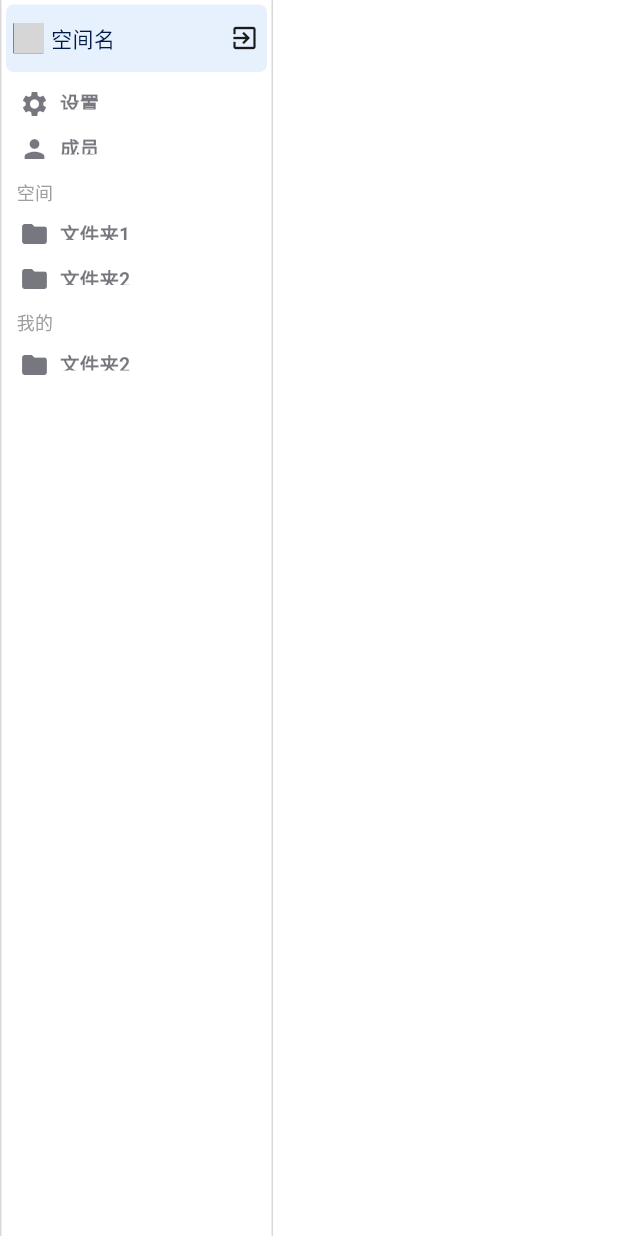
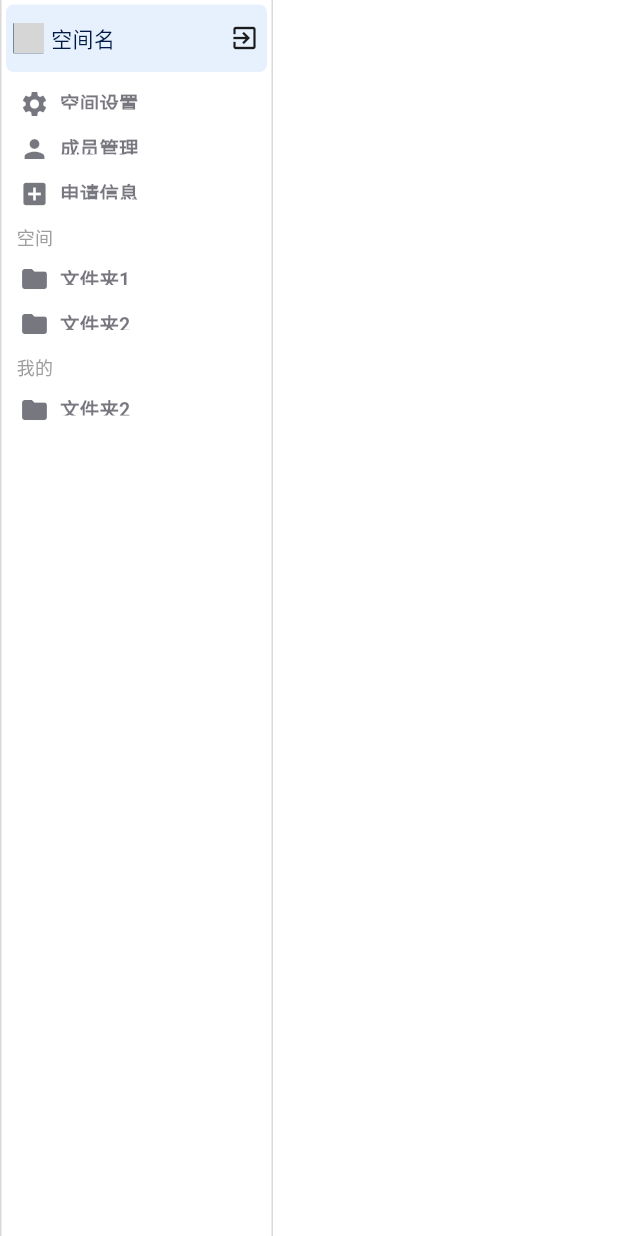
Before and after one commit to zcy626727/file_client, a Flutter app: the SpacePage screen opened directly, on a phone screen of 412 x 824 dp. Run offline on Flutter 3.47's test engine with Material 3 defaults, Android fonts, the light colour scheme and no system bars; our stand-ins replace dio, easy_refresh, file_picker, photo_view, sqflite, sqflite_common_ffi; missing offline and left inert: media_kit, media_kit_video; accounts and stored records are empty; generated files the repository leaves out were written again; network calls fail; grey boxes are pictures that could not be loaded.

Commit message:
完成空间item

```diff
--- /dev/null
+++ b/lib/constant/space.dart
@@ -0,0 +1,5 @@
+class SpaceNav {
+  static const int setting = 1;
+  static const int member = 2;
+  static const int message = 3;
+}
--- /dev/null
+++ b/lib/constant/ui.dart
@@ -0,0 +1 @@
+const double dialogTitleFontSize = 20;
--- a/lib/view/page/album/share_album_page.dart
+++ b/lib/view/page/album/share_album_page.dart
@@ -4,8 +4,8 @@ import 'package:dio/dio.dart';
 import 'package:file_client/constant/album.dart';
 import 'package:file_client/model/share/album.dart';
 import 'package:file_client/service/share/album_service.dart';
+import 'package:file_client/view/component/album/album_edit_dialog.dart';
 import 'package:file_client/view/component/album/album_item.dart';
-import 'package:file_client/view/component/album/album_edit_dialog.dart';
 import 'package:file_client/view/widget/common_item_list.dart';
 import 'package:flutter/material.dart';
 
@@ -82,7 +82,7 @@ class _ShareAlbumPageState extends State<ShareAlbumPage> {
                                             ),
                                             SizedBox(
                                               height: 30,
-                                              width: 100,
+                                              width: 120,
                                               child: CommonActionOneButton(
                                                 title: "创建合集",
                                                 textColor: Theme.of(context).colorScheme.primary,
--- a/lib/view/page/search/search_page.dart
+++ b/lib/view/page/search/search_page.dart
@@ -118,6 +118,7 @@ class _SearchPageState extends State<SearchPage> {
             TabBar(
               labelPadding: EdgeInsets.zero,
               padding: EdgeInsets.zero,
+              tabAlignment: TabAlignment.center,
               tabs: [
                 buildTab("主题"),
                 buildTab("合集"),
--- a/lib/view/page/space/space_page.dart
+++ b/lib/view/page/space/space_page.dart
@@ -1,6 +1,10 @@
+import 'package:file_client/view/page/space/space_menber_page.dart';
+import 'package:file_client/view/page/space/space_message_page.dart';
+import 'package:file_client/view/page/space/space_setting_page.dart';
 import 'package:flutter/material.dart';
 
 import '../../../config/constants.dart';
+import '../../../constant/space.dart';
 import '../../widget/desktop_nav_button.dart';
 
 class SpacePage extends StatefulWidget {
@@ -12,6 +16,7 @@ class SpacePage extends StatefulWidget {
 
 class _SpacePageState extends State<SpacePage> {
   late Future _futureBuilderFuture;
+  int _pageIndex = -1;
 
   @override
   void initState() {
@@ -94,17 +99,37 @@ class _SpacePageState extends State<SpacePage> {
 
                       // 成员
                       NavButton(
-                        title: "设置",
+                        title: "空间设置",
                         iconData: Icons.settings,
-                        onPress: () {},
+                        onPress: () {
+                          setState(() {
+                            _pageIndex = SpaceNav.setting;
+                          });
+                        },
                         height: 30,
                         index: 0,
                         selectedIndex: 1,
                       ),
                       NavButton(
-                        title: "成员",
+                        title: "成员管理",
                         iconData: Icons.person,
-                        onPress: () {},
+                        onPress: () {
+                          setState(() {
+                            _pageIndex = SpaceNav.member;
+                          });
+                        },
+                        height: 30,
+                        index: 0,
+                        selectedIndex: 1,
+                      ),
+                      NavButton(
+                        title: "申请信息",
+                        iconData: Icons.add_box,
+                        onPress: () {
+                          setState(() {
+                            _pageIndex = SpaceNav.message;
+                          });
+                        },
                         height: 30,
                         index: 0,
                         selectedIndex: 1,
@@ -148,7 +173,7 @@ class _SpacePageState extends State<SpacePage> {
                 VerticalDivider(color: Colors.grey.withAlpha(100), width: 1),
 
                 //文件
-                Expanded(child: Container())
+                Expanded(child: _getPage())
               ],
             ),
           );
@@ -161,4 +186,17 @@ class _SpacePageState extends State<SpacePage> {
       },
     );
   }
+
+  Widget _getPage() {
+    switch (_pageIndex) {
+      case SpaceNav.setting:
+        return const SpaceSettingPage();
+      case SpaceNav.member:
+        return SpaceMemberPage();
+      case SpaceNav.message:
+        return SpaceMessagePage();
+      default:
+        return Container();
+    }
+  }
 }
--- a/lib/view/page/topic/share_topic_page.dart
+++ b/lib/view/page/topic/share_topic_page.dart
@@ -1,9 +1,7 @@
 import 'package:file_client/model/share/topic.dart';
-import 'package:file_client/view/component/album/album_edit_dialog.dart';
 import 'package:file_client/view/component/topic/topic_item.dart';
 import 'package:flutter/material.dart';
 
-import '../../../model/share/source.dart';
 import '../../../service/share/topic_service.dart';
 import '../../component/topic/topic_edit_dialog.dart';
 import '../../widget/common_action_one_button.dart';
@@ -34,7 +32,7 @@ class _ShareTopicPageState extends State<ShareTopicPage> {
                     children: [
                       SizedBox(
                         height: 30,
-                        width: 100,
+                        width: 120,
                         child: CommonActionOneButton(
                           title: "新建主题",
                           onTap: () async {
--- a/lib/view/widget/common_action_one_button.dart
+++ b/lib/view/widget/common_action_one_button.dart
@@ -9,7 +9,7 @@ class CommonActionOneButton extends StatefulWidget {
     this.backgroundColor,
     this.textColor,
     this.height = 40,
-    this.radius = 0,
+    this.radius = 5,
   }) : super(key: key);
 
   //返回值代表是否调用pop
--- a/lib/view/widget/common_tab_bar.dart
+++ b/lib/view/widget/common_tab_bar.dart
@@ -33,6 +33,7 @@ class _CommonTabBarState extends State<CommonTabBar> {
                   _currentPage = index;
                 });
               },
+              tabAlignment: TabAlignment.start,
               //指示器大小设置为和label一致
               indicatorSize: TabBarIndicatorSize.label,
               //启动滚动
```
Also changed, not shown: lib/view/component/space/join_space_dialog.dart (added, +49 -0 lines), lib/view/component/space/space_grid_item.dart (+61 -2 lines), lib/view/page/file/workspace_page.dart (+32 -14 lines), lib/view/page/space/space_menber_page.dart (added, +15 -0 lines), lib/view/page/space/space_message_page.dart (added, +15 -0 lines), lib/view/page/space/space_setting_page.dart (added, +15 -0 lines), lib/view/screen/space_screen.dart (+9 -10 lines).
